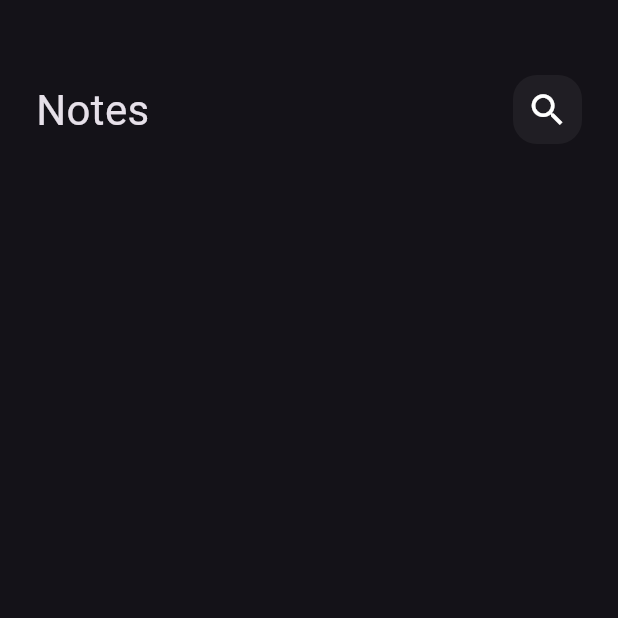
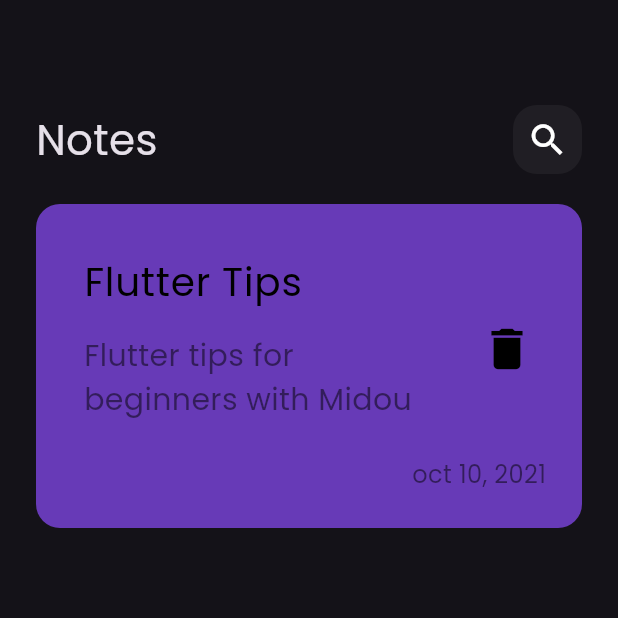
Before and after one commit to midouarif/Note-App, a Flutter app: the screen it shows after launch, on a phone screen of 412 x 824 dp, the top half of it. Run offline on Flutter 3.47's test engine with Material 3 defaults, Android fonts, the phone set to English and light mode, and no system bars.

Commit message:
Created note item

```diff
--- a/lib/main.dart
+++ b/lib/main.dart
@@ -9,7 +9,11 @@ class NoteApp extends StatelessWidget {
   const NoteApp({super.key});
   Widget build(BuildContext context) {
     return MaterialApp(
-      theme: ThemeData.dark(),
+      debugShowCheckedModeBanner: false,
+      theme: ThemeData(
+        brightness: Brightness.dark,
+        fontFamily: 'Poppins',
+      ),
       home: const NotesView(),
     );
   }
--- a/lib/views/notes_view.dart
+++ b/lib/views/notes_view.dart
@@ -6,8 +6,8 @@ class NotesView extends StatelessWidget {
 
   @override
   Widget build(BuildContext context) {
-    return Scaffold(
-      body: const NotesViewBody(),
+    return const Scaffold(
+      body: NotesViewBody(),
     );
   }
 }
--- /dev/null
+++ b/lib/views/widgets/note_item.dart
@@ -0,0 +1,60 @@
+import 'package:flutter/material.dart';
+
+class NoteItem extends StatelessWidget {
+  const NoteItem({super.key});
+
+  @override
+  Widget build(BuildContext context) {
+    return Container(
+      padding: const EdgeInsets.only(
+        top: 24,
+        bottom: 24,
+        left: 16,
+      ),
+      decoration: BoxDecoration(
+        color: Colors.deepPurple,
+        borderRadius: BorderRadius.circular(16),
+      ),
+      child: Column(
+        crossAxisAlignment: CrossAxisAlignment.end,
+        children: [
+          ListTile(
+            title: const Text(
+              'Flutter Tips',
+              style: TextStyle(
+                color: Colors.black,
+                fontSize: 26,
+              ),
+            ),
+            subtitle: Padding(
+              padding: const EdgeInsets.symmetric(vertical: 16),
+              child: Text(
+                'Flutter tips for beginners with Midou',
+                style: TextStyle(
+                  color: Colors.black.withOpacity(.5),
+                  fontSize: 20,
+                ),
+              ),
+            ),
+            trailing: IconButton(
+              icon: const Icon(
+                Icons.delete,
+                color: Colors.black,
+                size: 36,
+              ),
+              onPressed: () {},
+            ),
+          ),
+          Padding(
+            padding: const EdgeInsets.only(right: 24),
+            child: Text('oct 10, 2021',
+                style: TextStyle(
+                  color: Colors.black.withOpacity(.5),
+                  fontSize: 16,
+                )),
+          ),
+        ],
+      ),
+    );
+  }
+}
--- a/lib/views/widgets/notes_view_body.dart
+++ b/lib/views/widgets/notes_view_body.dart
@@ -1,5 +1,6 @@
 import 'package:flutter/material.dart';
 import 'package:note_app/views/widgets/my_app_bar.dart';
+import 'package:note_app/views/widgets/note_item.dart';
 
 class NotesViewBody extends StatelessWidget {
   const NotesViewBody({super.key});
@@ -10,8 +11,10 @@ class NotesViewBody extends StatelessWidget {
       padding: EdgeInsets.symmetric(horizontal: 24),
       child: Column(
         children: [
-          SizedBox(height: 50),
+          SizedBox(height: 70),
           MyAppBar(),
+          SizedBox(height: 20),
+          NoteItem(),
         ],
       ),
     );
```
Also changed, not shown: pubspec.yaml (+6 -11 lines), assets/Poppins-Regular.ttf (added).
